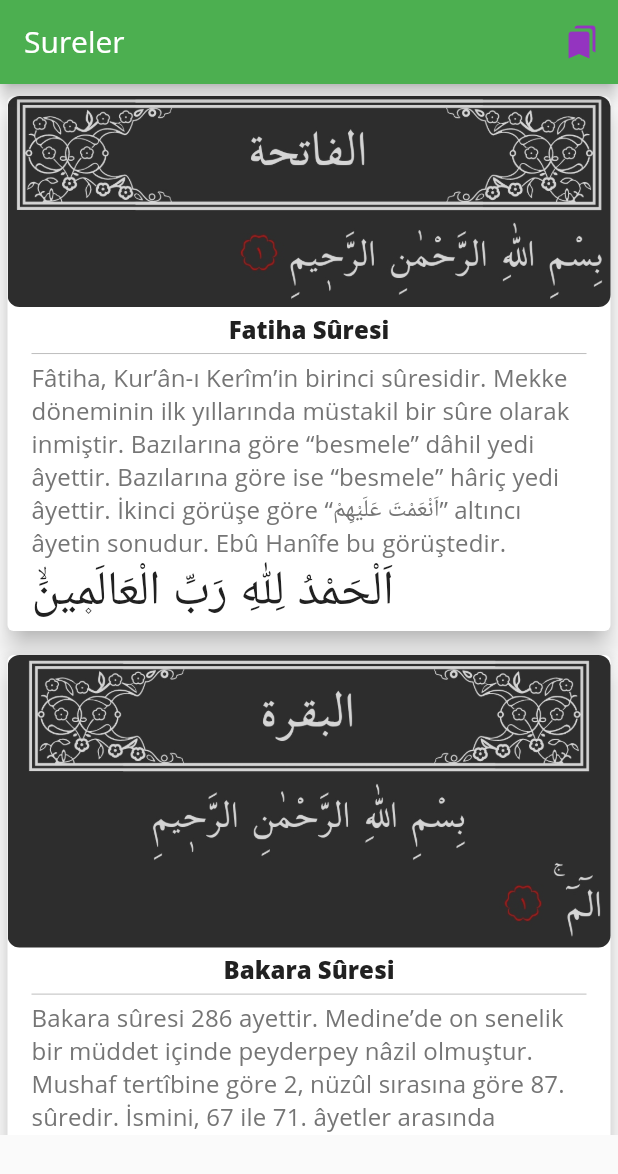
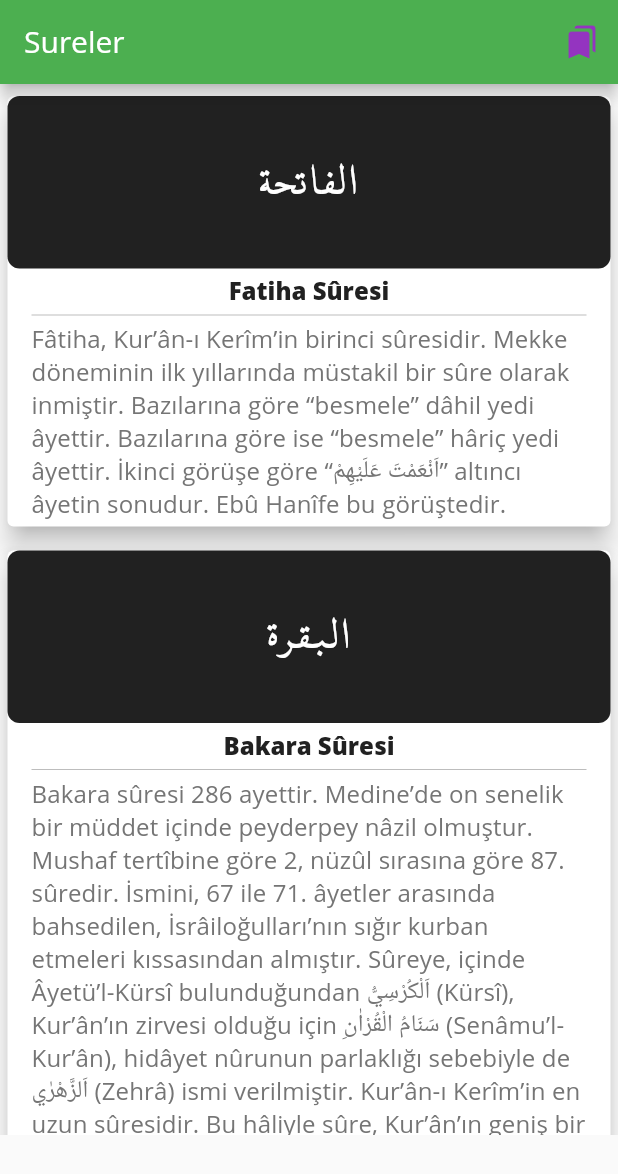
Before and after one commit to gurkay/kuranikerim, a Flutter app: the screen it shows after launch, on a phone screen of 412 x 824 dp. Shown: the top 1174 px of the screen. Run offline on Flutter 3.47's test engine with Material 2 defaults, Android fonts, the phone set to English and light mode, and no system bars; our stand-ins replace just_audio, rxdart, shared_preferences; missing offline and left inert: audio_session.

Commit message:
new codes

```diff
--- a/lib/main.dart
+++ b/lib/main.dart
@@ -37,9 +37,9 @@ class MyApp extends StatelessWidget {
             fontSize: 16,
           ),
           headline3: TextStyle(
-            fontFamily: 'Raleway',
-            color: cPrimaryTextColor,
-            fontSize: 32,
+            fontFamily: 'Abay',
+            color: cTextIconsColor,
+            fontSize: 30,
           ),
           subtitle1: TextStyle(
             fontFamily: 'OpenSans',
--- a/lib/models/model_suras.dart
+++ b/lib/models/model_suras.dart
@@ -1,11 +1,13 @@
 class ModelSuras {
   int? surasId;
   String? surasName;
+  String? arabicName;
   String? about;
 
   ModelSuras({
     this.surasId,
     this.surasName,
+    this.arabicName,
     this.about,
   });
 
@@ -15,6 +17,10 @@ class ModelSuras {
 
   void setSurasName(String name) {
     this.surasName = name;
+  }
+
+  void setArabicName(String name) {
+    this.arabicName = name;
   }
 
   void setAbout(String abt) {
@@ -29,6 +35,10 @@ class ModelSuras {
     return surasName;
   }
 
+  String? getArabicName() {
+    return arabicName;
+  }
+
   String? getAbout() {
     return about;
   }
@@ -40,6 +50,7 @@ List<ModelSuras> getModelSuras() {
   ModelSuras model = ModelSuras();
   model.setSurasId(1);
   model.setSurasName('Fatiha Sûresi');
+  model.setArabicName('الفاتحة');
   model.setAbout(
       'Fâtiha, Kur’ân-ı Kerîm’in birinci sûresidir. Mekke döneminin ilk yıllarında müstakil bir sûre olarak inmiştir. Bazılarına göre “besmele” dâhil yedi âyettir. Bazılarına göre ise “besmele” hâriç yedi âyettir. İkinci görüşe göre “اَنْعَمْتَ عَلَيْهِمْ” altıncı âyetin sonudur. Ebû Hanîfe bu görüştedir.');
   list.add(model);
@@ -47,6 +58,7 @@ List<ModelSuras> getModelSuras() {
   model = ModelSuras();
   model.setSurasId(2);
   model.setSurasName('Bakara Sûresi');
+  model.setArabicName('البقرة');
   model.setAbout(
       'Bakara sûresi 286 ayettir. Medine’de on senelik bir müddet içinde peyderpey nâzil olmuştur. Mushaf tertîbine göre 2, nüzûl sırasına göre 87. sûredir. İsmini, 67 ile 71. âyetler arasında bahsedilen, İsrâiloğulları’nın sığır kurban etmeleri kıssasından almıştır. Sûreye, içinde Âyetü’l-Kürsî bulunduğundan اَلْكُرْسِيُّ (Kürsî), Kur’ân’ın zirvesi olduğu için سَنَامُ الْقُرْاٰنِ (Senâmu’l-Kur’ân), hidâyet nûrunun parlaklığı sebebiyle de اَلزَّهْرٰي (Zehrâ) ismi verilmiştir. Kur’ân-ı Kerîm’in en uzun sûresidir. Bu hâliyle sûre, Kur’ân’ın geniş bir özeti mâhiyetindedir. Resûlullah (s.a.s.): “Bu sûre, neredeyse dînin tamamını ihtivâ eder” buyurmuştur. (Tirmizî, Fedâilü’l-Kur’ân 2/2876');
   list.add(model);
@@ -54,6 +66,7 @@ List<ModelSuras> getModelSuras() {
   model = ModelSuras();
   model.setSurasId(3);
   model.setSurasName('Âl-i İmrân Sûresi');
+  model.setArabicName('آل عمران');
   model.setAbout(
       'Âl-i İmrân sûresi 200 âyettir. Medine’de nâzil olmuştur. İsmini, 33-34. âyetlerde bahsedilen ve “İmrân Ailesi” mânasına gelen “Âl-i İmrân” kelimesinden almıştır. Sûreye اَلْكَنْزُ (Kenz), اَلأمَانُ (Emân) ve الطيبة (Tayyibe) gibi isimlerin yanı sıra, seherlerde istiğfar edenlerden bahsettiğinden سُورَةُ الْإسْتِغْفَارِ (Sûretü’l-İstiğfâr) ve hidâyet nûrunun parlaklığı sebebiyle de اَلزَّهْرٰي (Zehrâ) ismi verilmiştir. Mushaf tertibine göre 3, nüzûl sırasına göre 89. sûredir. Büyük ihtimalle Bedir savaşından sonra başlayarak hicretin 9. senesine kadar peyderpey inmiştir. Kur’ân-ı Kerîm’in Bakara sûresinden sonra ikinci uzun sûresidir.');
   list.add(model);
@@ -61,6 +74,7 @@ List<ModelSuras> getModelSuras() {
   model = ModelSuras();
   model.setSurasId(4);
   model.setSurasName('Nisâ Sûresi');
+  model.setArabicName('النساء');
   model.setAbout(
       'Nisâ sûresi Medine’de nâzil olmuştur, 176 âyettir. İsmini, birinci âyette geçen ve “kadınlar” mânasına gelen اَلنِّسَاءُ (Nisâ) kelimesinden alır. Ayrıca bu kelime sûre boyunca sıkça tekrar edilmektedir. Mushaf tertîbine göre 4, nüzûl sırasına göre 98. sûredir. Kur’ân-ı Kerîm’in 114 sûresi içinde اَلرِّجَالُ (ricâl) yani “Erkekler” ismini taşıyan bir sûre olmayıp, “Nisâ” ismiyle anılan bir sûrenin olması ve sûrede daha çok kadınlarla alakalı konuların ele alınması, İslâm’ın kadına verdiği değer açısından dikkat çekicidir. Daha önce hep ikinci planda tutulmuş ve hakları yenmiş kadınları onurlandırmanın ve onları İslâm toplumu içinde layık oldukları yere oturtmanın açık bir işaretidir. ');
   list.add(model);
--- a/lib/models/model_verses.dart
+++ b/lib/models/model_verses.dart
@@ -3,6 +3,7 @@ class ModelVerses {
   int? partId;
   int? surasId;
   String? imagePath;
+  String? arabicRead;
   String? trRead;
   int? floor;
   double? secondPosition;
@@ -15,6 +16,7 @@ class ModelVerses {
     this.partId,
     this.surasId,
     this.imagePath,
+    this.arabicRead,
     this.trRead,
     this.floor,
     this.secondPosition,
@@ -37,6 +39,10 @@ class ModelVerses {
 
   void setImagePath(String imgPath) {
     this.imagePath = imgPath;
+  }
+
+  void setArabicRead(String read) {
+    this.arabicRead = read;
   }
 
   void setTrRead(String read) {
@@ -79,6 +85,10 @@ class ModelVerses {
     return imagePath;
   }
 
+  String? getArabicRead() {
+    return arabicRead;
+  }
+
   String? getTrRead() {
     return trRead;
   }
@@ -113,6 +123,7 @@ List<ModelVerses> getModelVerses() {
   model.setPartId(1);
   model.setSurasId(1);
   model.setImagePath('assets/images/1.jpg');
+  model.setArabicRead('بِسْمِ اللَّهِ الرَّحْمٰنِ الرَّحِيمِ');
   model.setTrRead('Bismi(A)llâhi-rrahmâni-rrahim(i)');
   model.setFloor(0);
   model.setSecondPosition(1);
@@ -126,6 +137,7 @@ List<ModelVerses> getModelVerses() {
   model.setPartId(1);
   model.setSurasId(1);
   model.setImagePath('assets/images/2.jpg');
+  model.setArabicRead('اَلْحَمْدُ لِلّٰهِ رَبِّ الْعَالَم۪ينَۙ');
   model.setTrRead('Elhamdu li(A)llâhi rabbi-l\'âlemin(e)');
   model.setFloor(0);
   model.setSecondPosition(10480);
@@ -139,6 +151,7 @@ List<ModelVerses> getModelVerses() {
   model.setPartId(1);
   model.setSurasId(1);
   model.setImagePath('assets/images/3.jpg');
+  model.setArabicRead('اَلرَّحْمٰنِ الرَّح۪يمِۙ');
   model.setTrRead('Errahmâni-rrahîm(i)');
   model.setFloor(0);
   model.setSecondPosition(14080);
@@ -151,6 +164,7 @@ List<ModelVerses> getModelVerses() {
   model.setPartId(1);
   model.setSurasId(1);
   model.setImagePath('assets/images/4.jpg');
+  model.setArabicRead('مَالِكِ يَوْمِ الدّ۪ينِۜ');
   model.setTrRead('Mâliki yevmi-ddîn(j)');
   model.setFloor(0);
   model.setSecondPosition(17510);
@@ -163,6 +177,7 @@ List<ModelVerses> getModelVerses() {
   model.setPartId(1);
   model.setSurasId(1);
   model.setImagePath('assets/images/5.jpg');
+  model.setArabicRead('اِيَّاكَ نَعْبُدُ وَاِيَّاكَ نَسْتَع۪ينُۜ');
   model.setTrRead('lyyâke na\'budu ve-iyyâke nesta\'in(u)');
   model.setFloor(0);
   model.setSecondPosition(22240);
@@ -176,6 +191,7 @@ List<ModelVerses> getModelVerses() {
   model.setPartId(1);
   model.setSurasId(1);
   model.setImagePath('assets/images/6.jpg');
+  model.setArabicRead('اِهْدِنَا الصِّرَاطَ الْمُسْتَق۪يمَۙ');
   model.setTrRead('Ihdinâ-ssirâta-Imustakim(e)');
   model.setFloor(0);
   model.setSecondPosition(26000);
@@ -189,6 +205,8 @@ List<ModelVerses> getModelVerses() {
   model.setPartId(1);
   model.setSurasId(1);
   model.setImagePath('assets/images/7.jpg');
+  model.setArabicRead(
+      'صِرَاطَ الَّذ۪ينَ اَنْعَمْتَ عَلَيْهِمْۙ غَيْرِ الْمَغْضُوبِ عَلَيْهِمْ وَلَا الضَّٓالّ۪ينَ');
   model.setTrRead(
       'Sirâta-llezine en\'amte \'aleyhim gayri-Imagdûbi \'aleyhim velâ-ddâllin(e)');
   model.setFloor(1);
@@ -203,6 +221,7 @@ List<ModelVerses> getModelVerses() {
   model.setPartId(1);
   model.setSurasId(2);
   model.setImagePath('assets/images/8.jpg');
+  model.setArabicRead('الٓمٓۚ');
   model.setTrRead('Elif-lâm-mîm');
   model.setFloor(0);
   model.setSecondPosition(1);
@@ -215,6 +234,8 @@ List<ModelVerses> getModelVerses() {
   model.setPartId(1);
   model.setSurasId(2);
   model.setImagePath('assets/images/9.jpg');
+  model.setArabicRead(
+      'ذٰلِكَ الْكِتَابُ لَا رَيْبَۚۛ ف۪يهِۚۛ هُدًى لِلْمُتَّق۪ينَۙ');
   model.setTrRead('Zalike-lkitabu la raybe fihi huden lilmuttekin(e)');
   model.setFloor(0);
   model.setSecondPosition(12821);
@@ -227,6 +248,8 @@ List<ModelVerses> getModelVerses() {
   model.setPartId(1);
   model.setSurasId(2);
   model.setImagePath('assets/images/10.jpg');
+  model.setArabicRead(
+      'اَلَّذ۪ينَ يُؤْمِنُونَ بِالْغَيْبِ وَيُق۪يمُونَ الصَّلٰوةَ وَمِمَّا رَزَقْنَاهُمْ يُنْفِقُونَۙ');
   model.setTrRead(
       'Ellezine yu/minûne bilgaybi veyukîmûne-ssalâte vemimmârazeknâhum yunfikün(e)');
   model.setFloor(1);
@@ -241,12 +264,14 @@ List<ModelVerses> getModelVerses() {
   model.setPartId(1);
   model.setSurasId(2);
   model.setImagePath('assets/images/11.jpg');
+  model.setArabicRead(
+      'وَالَّذ۪ينَ يُؤْمِنُونَ بِمَٓا اُنْزِلَ اِلَيْكَ وَمَٓا اُنْزِلَ مِنْ قَبْلِكَۚ وَبِالْاٰخِرَةِ هُمْ يُوقِنُونَۜ');
   model.setTrRead(
       'Vellezine u/minûne bimâ unzile ileyke vemâ unzile minkablike vebil-âhirati hum yûkinûn(e)');
   model.setFloor(1);
   model.setSecondPosition(29121);
   model.setScrollSize(740);
-  model.setSpeedDuration(8.4);
+  model.setSpeedDuration(11.4);
   model.setVersesDurationPosition(42069);
   list.add(model);
 
@@ -255,6 +280,8 @@ List<ModelVerses> getModelVerses() {
   model.setPartId(1);
   model.setSurasId(2);
   model.setImagePath('assets/images/12.jpg');
+  model.setArabicRead(
+      'اُو۬لٰٓئِكَ عَلٰى هُدًى مِنْ رَبِّهِمْ وَاُو۬لٰٓئِكَ هُمُ الْمُفْلِحُونَ');
   model.setTrRead(
       'Ulá-ike \'alâ huden min rabbihim S) ve ulâ-ike humu-Imuflihûn(e)');
   model.setFloor(1);
@@ -269,6 +296,8 @@ List<ModelVerses> getModelVerses() {
   model.setPartId(1);
   model.setSurasId(2);
   model.setImagePath('assets/images/13.jpg');
+  model.setArabicRead(
+      'اِنَّ الَّذ۪ينَ كَفَرُوا سَوَٓاءٌ عَلَيْهِمْ ءَاَنْذَرْتَهُمْ اَمْ لَمْ تُنْذِرْهُمْ لَا يُؤْمِنُونَ');
   model.setTrRead(
       'Inne-llezine keferû sevâun \'aleyhim eenzertehum em lem tunzirhum lâ yu/minûn(e)');
   model.setFloor(1);
@@ -282,6 +311,8 @@ List<ModelVerses> getModelVerses() {
   model.setPartId(1);
   model.setSurasId(2);
   model.setImagePath('assets/images/14.jpg');
+  model.setArabicRead(
+      'خَتَمَ اللّٰهُ عَلٰى قُلُوبِهِمْ وَعَلٰى سَمْعِهِمْۜ وَعَلٰٓى اَبْصَارِهِمْ غِشَاوَةٌۘ وَلَهُمْ عَذَابٌ عَظ۪يمٌ۟');
   model.setTrRead(
       'Hatema (A)llahu \'alà kulâbihim ve\'alà sem\'ihim (S) ve\'ala ebsârihim gisâve(tun) S) velehum \'azabun \'azim(un)');
   model.setFloor(1);
@@ -290,11 +321,14 @@ List<ModelVerses> getModelVerses() {
   model.setSpeedDuration(12);
   model.setVersesDurationPosition(76158);
   list.add(model);
+
   model = ModelVerses();
   model.setVersesId(15);
   model.setPartId(1);
   model.setSurasId(2);
   model.setImagePath('assets/images/15.jpg');
+  model.setArabicRead(
+      'وَمِنَ النَّاسِ مَنْ يَقُولُ اٰمَنَّا بِاللّٰهِ وَبِالْيَوْمِ الْاٰخِرِ وَمَا هُمْ بِمُؤْمِن۪ينَۢ');
   model.setTrRead(
       'Vemine-nnâsi men yekûlu âmennâ bi (A)llâhi ve bilyevmi-l-âhiri vemâ hum bimu/minin(e)');
   model.setFloor(1);
@@ -303,11 +337,14 @@ List<ModelVerses> getModelVerses() {
   model.setSpeedDuration(12);
   model.setVersesDurationPosition(85898);
   list.add(model);
+
   model = ModelVerses();
   model.setVersesId(16);
   model.setPartId(1);
   model.setSurasId(2);
   model.setImagePath('assets/images/16.jpg');
+  model.setArabicRead(
+      'يُخَادِعُونَ اللّٰهَ وَالَّذ۪ينَ اٰمَنُواۚ وَمَا يَخْدَعُونَ اِلَّٓا اَنْفُسَهُمْ وَمَا يَشْعُرُونَۜ');
   model.setTrRead(
       'Yuhâdi \'ûna(A) llâhe vellezine âmenû vemâ yahde\'ûne illâ enfusehum vemâ yes\'urûn(e)');
   model.setFloor(1);
@@ -316,11 +353,14 @@ List<ModelVerses> getModelVerses() {
   model.setSpeedDuration(12);
   model.setVersesDurationPosition(99957);
   list.add(model);
+
   model = ModelVerses();
   model.setVersesId(17);
   model.setPartId(1);
   model.setSurasId(2);
   model.setImagePath('assets/images/17.jpg');
+  model.setArabicRead(
+      'ف۪ي قُلُوبِهِمْ مَرَضٌۙ فَزَادَهُمُ اللّٰهُ مَرَضًاۚ وَلَهُمْ عَذَابٌ اَل۪يمٌۙ بِمَا كَانُوا يَكْذِبُونَ');
   model.setTrRead(
       'Fi kulübihim meradun fezâdehumu (A)llâhu merada(n) (S) velehum \'azâbun elîmun bimâ kânû yekzibûn(e)');
   model.setFloor(1);
@@ -335,6 +375,8 @@ List<ModelVerses> getModelVerses() {
   model.setPartId(1);
   model.setSurasId(2);
   model.setImagePath('assets/images/18.jpg');
+  model.setArabicRead(
+      'وَاِذَا ق۪يلَ لَهُمْ لَا تُفْسِدُوا فِي الْاَرْضِۙ قَالُٓوا اِنَّمَا نَحْنُ مُصْلِحُونَ');
   model.setTrRead(
       'Ve-izâ kile lehum lâ tufsidû fi-l-ardi kâlû innemâ nahnu muslihûn(e)');
   model.setFloor(1);
@@ -349,6 +391,8 @@ List<ModelVerses> getModelVerses() {
   model.setPartId(1);
   model.setSurasId(2);
   model.setImagePath('assets/images/19.jpg');
+  model.setArabicRead(
+      'اَلَٓا اِنَّهُمْ هُمُ الْمُفْسِدُونَ وَلٰكِنْ لَا يَشْعُرُونَ');
   model.setTrRead('El innehum humu-Imufsidûne velâkin lâ yes\'urûn(e)');
   model.setFloor(0);
   model.setSecondPosition(119975);
@@ -362,6 +406,8 @@ List<ModelVerses> getModelVerses() {
   model.setPartId(1);
   model.setSurasId(2);
   model.setImagePath('assets/images/20.jpg');
+  model.setArabicRead(
+      'وَاِذَا ق۪يلَ لَهُمْ اٰمِنُوا كَمَٓا اٰمَنَ النَّاسُ قَالُٓوا اَنُؤْمِنُ كَمَٓا اٰمَنَ السُّفَهَٓاءُۜ اَلَٓا اِنَّهُمْ هُمُ السُّفَهَٓاءُ وَلٰكِنْ لَا يَعْلَمُونَ');
   model.setTrRead(
       'Ve-izâ kile lehum âminû kemâ âmene-nnâsu kâlû enu/minu kemá âmene-ssufeha(u) (k) elà innehum humu-ssufehâu velâkin là ya\'lemûn(e)');
   model.setFloor(2);
@@ -376,6 +422,8 @@ List<ModelVerses> getModelVerses() {
   model.setPartId(1);
   model.setSurasId(2);
   model.setImagePath('assets/images/21.jpg');
+  model.setArabicRead(
+      'وَاِذَا لَقُوا الَّذ۪ينَ اٰمَنُوا قَالُٓوا اٰمَنَّاۚ وَاِذَا خَلَوْا اِلٰى شَيَاط۪ينِهِمْۙ قَالُٓوا اِنَّا مَعَكُمْۙ اِنَّمَا نَحْنُ مُسْتَهْزِؤُ۫نَ');
   model.setTrRead(
       'Ve-izâ leku-llezine âmenû kâlû âmennâ ve-izâ halev ilà seyâtinihim kâlû innâ me\'akum innemâ nahnu mustehzi-ûn(e)');
   model.setFloor(1);
@@ -390,6 +438,8 @@ List<ModelVerses> getModelVerses() {
   model.setPartId(1);
   model.setSurasId(2);
   model.setImagePath('assets/images/22.jpg');
+  model.setArabicRead(
+      'اَللّٰهُ يَسْتَهْزِئُ بِهِمْ وَيَمُدُّهُمْ ف۪ي طُغْيَانِهِمْ يَعْمَهُونَ');
   model.setTrRead(
       '(A)llâhu yestehzi-u bihim ve yemudduhum fì tugyânihim ya\'mehûn(e)');
   model.setFloor(0);
@@ -404,6 +454,8 @@ List<ModelVerses> getModelVerses() {
   model.setPartId(1);
   model.setSurasId(2);
   model.setImagePath('assets/images/23.jpg');
+  model.setArabicRead(
+      'اُو۬لٰٓئِكَ الَّذ۪ينَ اشْتَرَوُا الضَّلَالَةَ بِالْهُدٰىۖ فَمَا رَبِحَتْ تِجَارَتُهُمْ وَمَا كَانُوا مُهْتَد۪ينَ');
   model.setTrRead(
       'Ulâ-ike-llezine-steravu-ddalâletebilhudâfemârabihat ticaratuhum vema kanu muhtedin(e)');
   model.setFloor(1);
--- a/lib/routes/route_generator.dart
+++ b/lib/routes/route_generator.dart
@@ -21,7 +21,7 @@ class RouteGenerator {
       case '/screen_suras':
         return MaterialPageRoute(
           builder: (_) => ScreenSuras(
-            modelSuras: args,
+            modelBookmark: args,
           ),
         );
       case '/screen_bookmark':
--- a/lib/screens/home/components/widget_my_list.dart
+++ b/lib/screens/home/components/widget_my_list.dart
@@ -1,6 +1,7 @@
 import 'package:flutter/material.dart';
 
 import 'package:kuranikerim/constants/constants_color.dart';
+import 'package:kuranikerim/models/model_bookmark.dart';
 import 'package:kuranikerim/models/model_hafizlar.dart';
 import 'package:kuranikerim/models/model_meal.dart';
 import 'package:kuranikerim/models/model_meal_person.dart';
@@ -83,14 +84,25 @@ class _WidgetMyListState extends State<WidgetMyList> {
                 Navigator.pushNamed(
                   context,
                   ScreenSuras.routeName,
-                  arguments: _modelSuras[index],
+                  arguments: ModelBookmark(
+                    modelVerses: ModelVerses(),
+                    modelSuras: _modelSuras[index],
+                  ),
                 );
               },
               child: Column(
                 children: [
-                  ClipRRect(
-                    borderRadius: BorderRadius.circular(8.0),
-                    child: Image.asset(getImagePath(index)),
+                  Container(
+                    padding: const EdgeInsets.all(24.0),
+                    alignment: Alignment.center,
+                    decoration: BoxDecoration(
+                      borderRadius: BorderRadius.circular(8.0),
+                      color: cPrimaryTextColor,
+                    ),
+                    child: Text(
+                      '${_modelSuras[index].arabicName}',
+                      style: Theme.of(context).primaryTextTheme.headline3,
+                    ),
                   ),
                   ListTile(
                     title: Column(
@@ -113,10 +125,6 @@ class _WidgetMyListState extends State<WidgetMyList> {
                           '${_modelSuras[index].getAbout()}',
                           style: Theme.of(context).primaryTextTheme.subtitle2,
                         ),
-                        Text(
-                          'اَلْحَمْدُ لِلّٰهِ رَبِّ الْعَالَم۪ينَۙ',
-                          style: Theme.of(context).primaryTextTheme.headline3,
-                        ),
                       ],
                     ),
                   ),
```
Also changed, not shown: lib/screens/bookmark/screen_bookmark.dart (+40 -12 lines), lib/screens/suras/components/arrow_read.dart (+31 -27 lines), lib/screens/suras/components/my_player.dart (+18 -23 lines), lib/screens/suras/screen_suras.dart (+11 -4 lines), pubspec.yaml (+5 -3 lines), assets/fonts/Abay-Regular.ttf (added).
